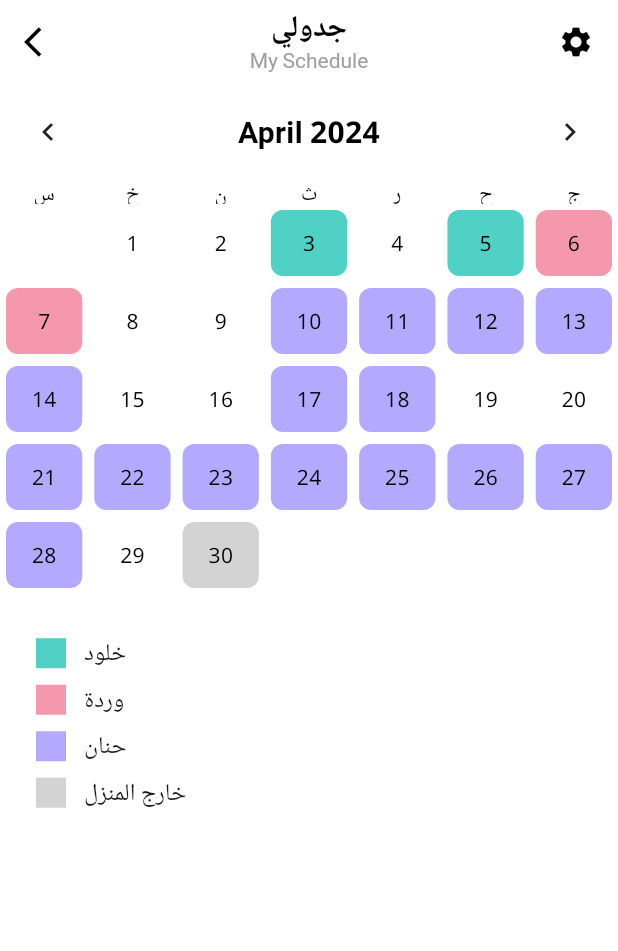
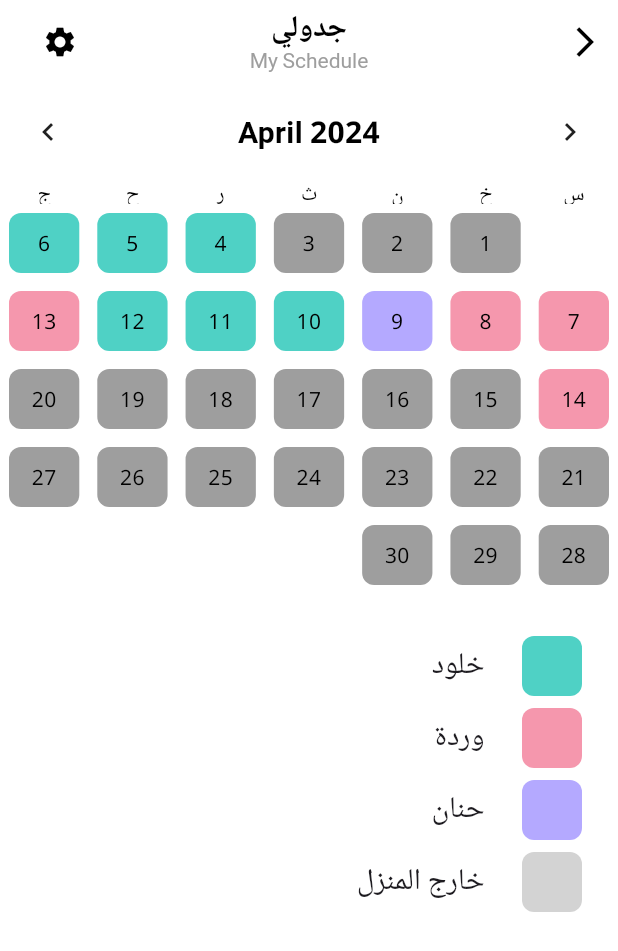
Before and after one commit to Yaser81/mabeet_app, a Flutter app: the screen it shows after launch, on a phone screen of 412 x 824 dp. Shown: the top 951 px of the screen. Run offline on Flutter 3.47's test engine with Material 3 defaults, Android fonts, the phone set to English and light mode, and no system bars; drawn by our look-alikes of table_calendar; our stand-ins replace google_fonts.

Commit message:
add data model and generate color for month

```diff
--- a/lib/home_screen.dart
+++ b/lib/home_screen.dart
@@ -1,10 +1,41 @@
 import 'package:flutter/material.dart';
+import 'package:mabeet_app/models/out_home_model.dart';
+import 'package:mabeet_app/models/schedule_model.dart';
+import 'package:mabeet_app/setting_screen.dart';
 import 'package:table_calendar/table_calendar.dart';
 
+import 'models/wife_stay_model.dart';
+
+// ignore: must_be_immutable
 class HomeScreen extends StatelessWidget {
   final DateTime focusedDay = DateTime(2024, 4, 1);
-
-  HomeScreen({super.key});
+  final schedule = ScheduleModel(
+    wivesStay: [
+      WifeStayModel(id: 1, name: 'خلود', color: Color(0xFF4FD1C5), days: 3),
+      WifeStayModel(id: 2, name: 'وردة', color: Color(0xFFF597AD), days: 2),
+      WifeStayModel(id: 3, name: 'حنان', color: Color(0xFFB4A9FF), days: 1),
+    ],
+    outHomeDays: {
+      "2025-07": OutHomeModel(
+        id: "2025-07",
+        from: DateTime(2024, 4, 1),
+        to: DateTime(2024, 4, 3),
+      ),
+      "": OutHomeModel(
+        id: '2',
+        from: DateTime(2024, 4, 15),
+        to: DateTime(2024, 4, 30),
+      ),
+    },
+  );
+  var colorMap = {};
+  HomeScreen({super.key}) {
+    colorMap = generateColorMapForMonth(
+      schedule,
+      focusedDay.year,
+      focusedDay.month,
+    );
+  }
 
   @override
   Widget build(BuildContext context) {
@@ -15,7 +46,15 @@ class HomeScreen extends StatelessWidget {
         elevation: 0,
         leading: Icon(Icons.arrow_back_ios, color: Colors.black),
         actions: [
-          Icon(Icons.settings, color: Colors.black),
+          IconButton(
+            color: Colors.black,
+            onPressed: () {
+              Navigator.of(
+                context,
+              ).push(MaterialPageRoute(builder: (context) => SettingsScreen()));
+            },
+            icon: Icon(Icons.settings),
+          ),
           SizedBox(width: 16),
         ],
         title: Column(
@@ -76,10 +115,17 @@ class HomeScreen extends StatelessWidget {
             ),
             calendarBuilders: CalendarBuilders(
               defaultBuilder: (context, day, _) {
+                if (colorMap.isEmpty) {
+                  colorMap = generateColorMapForMonth(
+                    schedule,
+                    focusedDay.year,
+                    focusedDay.month,
+                  );
+                }
                 final color = getColorForDay(day);
                 if (color != null) {
                   return Container(
-                    margin: EdgeInsets.all(4),
+                    margin: EdgeInsets.all(6),
                     decoration: BoxDecoration(
                       color: color,
                       borderRadius: BorderRadius.circular(8),
@@ -95,7 +141,7 @@ class HomeScreen extends StatelessWidget {
               },
               todayBuilder: (context, day, _) {
                 return Container(
-                  margin: EdgeInsets.all(4),
+                  margin: EdgeInsets.all(8),
                   decoration: BoxDecoration(
                     color: Colors.grey[300],
                     borderRadius: BorderRadius.circular(8),
@@ -114,9 +160,9 @@ class HomeScreen extends StatelessWidget {
             padding: const EdgeInsets.symmetric(horizontal: 24.0),
             child: Column(
               children: [
-                buildLegendItem(color: Color(0xFF4FD1C5), label: 'خلود'),
-                buildLegendItem(color: Color(0xFFF597AD), label: 'وردة'),
-                buildLegendItem(color: Color(0xFFB4A9FF), label: 'حنان'),
+                for (var wifeStay in schedule.wivesStay)
+                  buildLegendItem(color: wifeStay.color, label: wifeStay.name),
+
                 buildLegendItem(color: Color(0xFFD3D3D3), label: 'خارج المنزل'),
               ],
             ),
@@ -131,16 +177,29 @@ class HomeScreen extends StatelessWidget {
       padding: const EdgeInsets.symmetric(vertical: 4),
       child: Row(
         children: [
-          Container(width: 20, height: 20, color: color),
-          const SizedBox(width: 12),
-          Text(label, style: TextStyle(fontSize: 16)),
+          Container(
+            width: 40,
+            height: 40,
+
+            decoration: BoxDecoration(
+              color: color,
+              borderRadius: BorderRadius.circular(8.0),
+            ),
+          ),
+          Flexible(flex: 4, child: SizedBox(width: 25)),
+          Text(label, style: TextStyle(fontSize: 20)),
         ],
       ),
     );
   }
 
+  Color? getColorForDay(DateTime day) {
+    return colorMap[DateTime(day.year, day.month, day.day)] ??
+        Colors.transparent;
+  }
+
   /// تحديد لون اليوم حسب جدول المستخدمين
-  Color? getColorForDay(DateTime day) {
+  /*  Color? getColorForDay(DateTime day) {
     final khuloodDays = [DateTime(2024, 4, 3), DateTime(2024, 4, 5)];
     final wardahDays = [DateTime(2024, 4, 6), DateTime(2024, 4, 7)];
     final hananDays = [
@@ -173,6 +232,54 @@ class HomeScreen extends StatelessWidget {
     }
     return null;
   }
+ */
+  Map<DateTime, Color> generateColorMapForMonth(
+    ScheduleModel schedule,
+    int year,
+    int month,
+  ) {
+    Map<DateTime, Color> colorMap = {};
+    // 1. توليد كل الأيام في الشهر
+    DateTime start = DateTime(year, month, 1);
+    DateTime end = DateTime(year, month + 1, 0); // نهاية الشهر
+    List<DateTime> allDays = [];
+    DateTime current = start;
+    while (!current.isAfter(end)) {
+      allDays.add(current);
+      current = current.add(Duration(days: 1));
+    }
+    // 2. حذف أيام outHome
+    Set<DateTime> outHomeDates = {};
+
+    schedule.outHomeDays.forEach((_, outHome) {
+      DateTime current = outHome.from;
+      while (!current.isAfter(outHome.to)) {
+        outHomeDates.add(current);
+        current = current.add(Duration(days: 1));
+      }
+    });
+    // 3. توزيع الأيام على الزوجات حسب الدور
+
+    List<DateTime> validDays = allDays
+        .where((d) => !outHomeDates.contains(d))
+        .toList();
+    int index = 0;
+    while (index < validDays.length) {
+      for (var wife in schedule.wivesStay) {
+        for (int i = 0; i < wife.days && index < validDays.length; i++) {
+          colorMap[validDays[index]] = wife.color;
+          index++;
+        }
+      }
+    }
+    // 4. تحديد لون أيام outHome
+    for (var d in outHomeDates) {
+      colorMap[d] = Colors.grey;
+    }
+
+    /// add out of home days
+    return colorMap;
+  }
 
   bool isSameDay(DateTime a, DateTime b) {
     return a.year == b.year && a.month == b.month && a.day == b.day;
--- a/lib/main.dart
+++ b/lib/main.dart
@@ -1,4 +1,5 @@
 import 'package:flutter/material.dart';
+import 'package:flutter_localizations/flutter_localizations.dart';
 import 'package:google_fonts/google_fonts.dart';
 import 'package:mabeet_app/home_screen.dart';
 
@@ -13,8 +14,17 @@ class MyApp extends StatelessWidget {
   Widget build(BuildContext context) {
     return MaterialApp(
       debugShowCheckedModeBanner: false,
-      locale: const Locale('en'),
-      supportedLocales: const [Locale('en')],
+      locale: const Locale('ar'),
+
+      localizationsDelegates: [
+        GlobalMaterialLocalizations.delegate,
+        GlobalWidgetsLocalizations.delegate,
+        GlobalCupertinoLocalizations.delegate,
+      ],
+      supportedLocales: [
+        Locale('en'), // English
+        Locale('ar'), // Spanish
+      ],
       title: 'تطبيق مبيت',
       theme: ThemeData(
         colorScheme: ColorScheme.fromSeed(seedColor: Colors.deepOrange),
--- /dev/null
+++ b/lib/models/out_home_model.dart
@@ -0,0 +1,7 @@
+class OutHomeModel {
+  final String id; // year-month
+  final DateTime from; // من تاريخ
+  final DateTime to; // إلى تاريخ
+
+  OutHomeModel({required this.id, required this.from, required this.to});
+}
--- /dev/null
+++ b/lib/models/schedule_model.dart
@@ -0,0 +1,10 @@
+import 'package:mabeet_app/models/out_home_model.dart';
+import 'package:mabeet_app/models/wife_stay_model.dart';
+
+class ScheduleModel {
+  final List<WifeStayModel> wivesStay; // قائمة الزوجات
+  final Map<String, OutHomeModel>
+  outHomeDays; // الفترات التي يكون فيها خارج المنزل
+
+  ScheduleModel({required this.wivesStay, required this.outHomeDays});
+}
--- /dev/null
+++ b/lib/models/wife_stay_model.dart
@@ -0,0 +1,15 @@
+import 'package:flutter/material.dart';
+
+class WifeStayModel {
+  final int id;
+  final String name;
+  final Color color;
+  final int days;
+
+  WifeStayModel({
+    required this.id,
+    required this.name,
+    required this.color,
+    required this.days,
+  });
+}
--- a/pubspec.yaml
+++ b/pubspec.yaml
@@ -32,6 +32,8 @@ dependencies:
   flutter:
     sdk: flutter
   flutter_launcher_icons: ^0.14.4
+  flutter_localizations:
+    sdk: flutter
   google_fonts: ^6.2.1
   intl: ^0.20.2
   table_calendar: ^3.2.0
```
Also changed, not shown: lib/setting_screen.dart (added, +98 -0 lines), pubspec.lock.
